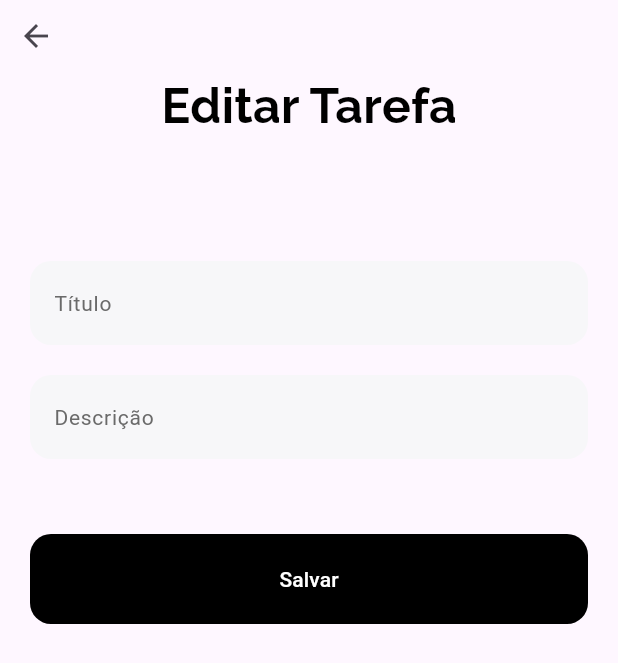
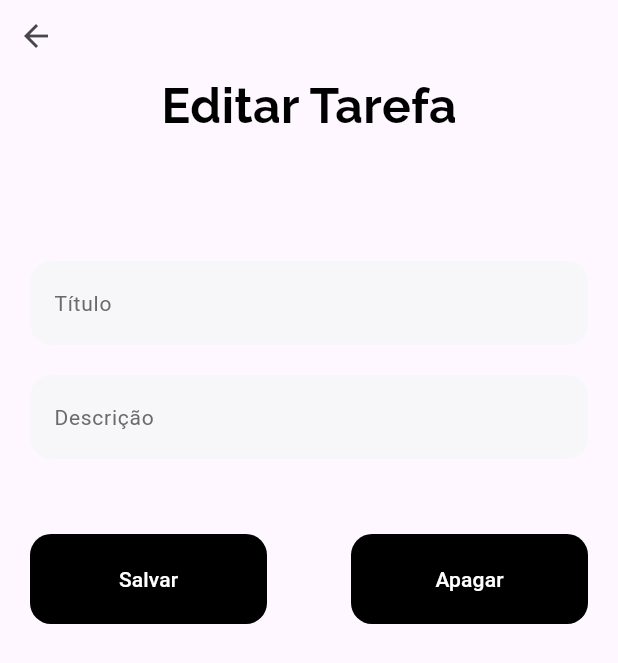
Before and after one commit to luhelenals/task-app, a Flutter app: the ViewTask screen opened directly, after a tap on "Criar", after a tap on the "circle" icon, on a phone screen of 412 x 824 dp. Shown: the top 663 px of the screen. Run offline on Flutter 3.47's test engine with Material 3 defaults, Android fonts, the phone set to English and light mode, and no system bars; our stand-ins replace firebase_auth, firebase_core, fluttertoast, google_fonts, hive, hive_flutter; accounts and stored records are empty.

Commit message:
apagar tarefa

```diff
--- a/lib/pages/view_task.dart
+++ b/lib/pages/view_task.dart
@@ -90,7 +90,13 @@ class _ViewTaskState extends State<ViewTask> {
             const SizedBox(height: 20),
             _descricao(),
             const SizedBox(height: 50),
-            _salvar(context),
+            Row(
+              children: [
+                Expanded(child: _salvar(context)),
+                const SizedBox(width: 16),
+                if (widget.taskId != null) _delete(context), // só mostra se estiver editando
+              ],
+            ),
             const SizedBox(height: 16),
           ],
         ),
@@ -140,6 +146,28 @@ class _ViewTaskState extends State<ViewTask> {
         ),
       );
 
+  Widget _delete(BuildContext context) {
+    return Expanded( // Para alinhar junto com o botão salvar
+      child: ElevatedButtonHelper(
+        title: "Apagar",
+        onPressed: () async {
+          if (widget.taskId == null) return;
+
+          final box = await Hive.openBox<Task>('tasks');
+
+          await box.delete(widget.taskId);
+
+          showSnackbar(message: "Tarefa apagada com sucesso!", context: context);
+
+          Navigator.pushReplacement(
+            context,
+            MaterialPageRoute(builder: (_) => const Home()),
+          );
+        },
+      ),
+    );
+  }
+
   Widget _salvar(BuildContext context) {
     return ElevatedButtonHelper(
       onPressed: () async {
```
